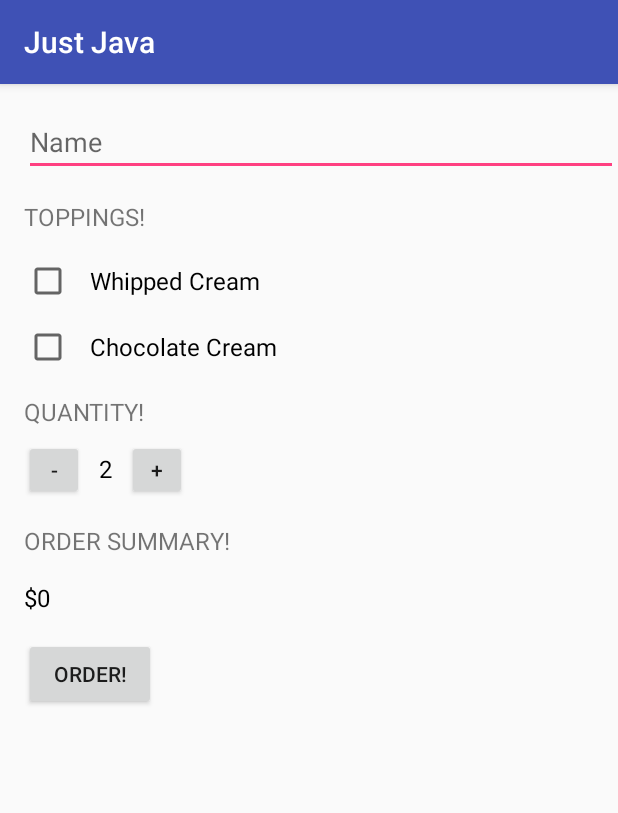
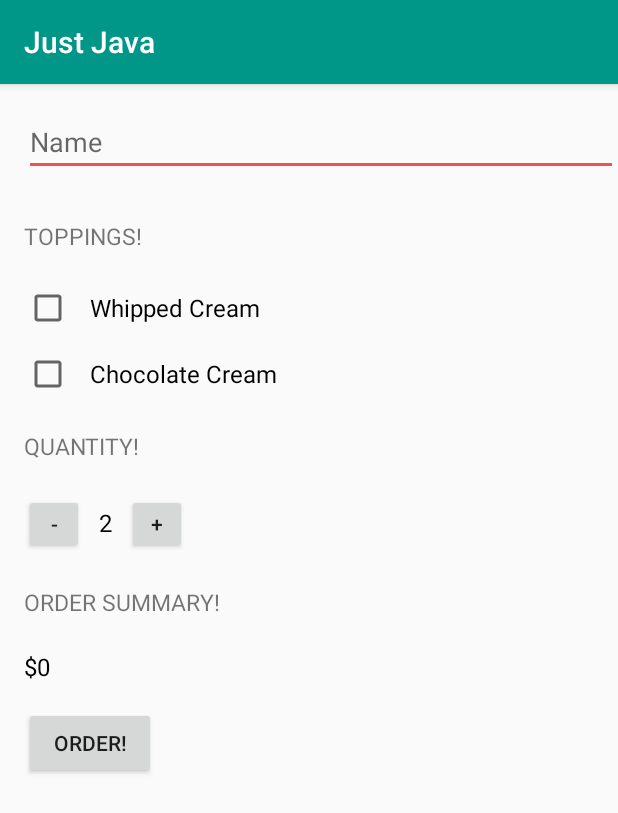
Before and after one commit to Prabhjyotgambhir/JustJava, an Android app: the screen it shows after launch (MainActivity), on a phone screen of 412 x 824 dp. Shown: the top 813 px of the screen. Run offline under Robolectric (Android 15) with nearby library versions, the phone set to English and light mode, and no system bars.

Commit message:
Finalized the app

```diff
--- a/app/src/main/res/layout/activity_main.xml
+++ b/app/src/main/res/layout/activity_main.xml
@@ -20,18 +20,15 @@
         android:id="@+id/nameorder"
         android:inputType="textCapWords"/>
     <TextView
-        android:layout_width="wrap_content"
-        android:layout_height="wrap_content"
         android:text="@string/toppings"
-        android:textAllCaps="true"
-        android:textSize="16sp"
+        style="@style/HeaderTextStyle"
         android:layout_marginLeft="16dp"
         android:layout_marginTop="16dp"/>
     <CheckBox
         android:layout_width="wrap_content"
         android:layout_height="wrap_content"
         android:text="@string/wcream"
-        android:layout_marginTop="16dp"
+        android:layout_marginTop="8dp"
         android:layout_marginLeft="16dp"
         android:textSize="16sp"
         android:paddingLeft="12dp"
@@ -47,16 +44,15 @@
         android:paddingLeft="12dp"
         android:id="@+id/choclatecream"
         />
+
     <TextView
-        android:layout_width="wrap_content"
-        android:layout_height="wrap_content"
+        style="@style/HeaderTextStyle"
         android:text="@string/quantity"
-        android:textAllCaps="true"
-        android:textSize="16sp"
         android:id="@+id/quantity"
         android:layout_marginLeft="16dp"
         android:layout_marginTop
-            ="16dp"/>
+            ="8dp"/>
+
     <LinearLayout
         android:layout_height="wrap_content"
         android:layout_width="wrap_content"
@@ -88,20 +84,18 @@
 
     </LinearLayout>
     <TextView
-        android:layout_width="wrap_content"
-        android:layout_height="wrap_content"
         android:text="@string/summary"
-        android:textSize="16sp"
+        style="@style/HeaderTextStyle"
         android:layout_marginLeft="16dp"
         android:layout_marginTop
-            ="16dp"
-        android:textAllCaps="true"/>
+            ="8dp"
+        />
     <TextView
         android:id="@+id/order_summary"
         android:layout_width="wrap_content"
         android:layout_height="wrap_content"
         android:text="$0"
-        android:layout_marginTop="16dp"
+        android:layout_marginTop="8dp"
         android:textSize="16sp"
         android:textColor="#000"
         android:layout_marginLeft="16dp"/>
--- a/app/src/main/res/values/styles.xml
+++ b/app/src/main/res/values/styles.xml
@@ -3,9 +3,18 @@
     <!-- Base application theme. -->
     <style name="AppTheme" parent="Theme.AppCompat.Light.DarkActionBar">
         <!-- Customize your theme here. -->
-        <item name="colorPrimary">@color/colorPrimary</item>
-        <item name="colorPrimaryDark">@color/colorPrimaryDark</item>
-        <item name="colorAccent">@color/colorAccent</item>
+        <item name="colorPrimary">#009688</item>
+        <item name="colorPrimaryDark">#00796B</item>
+        <item name="colorAccent">#EF5350</item>
+        <item name="android:navigationBarColor">#004D40</item>
+
+    </style>
+    <style name="HeaderTextStyle">
+        <item name="android:layout_width">wrap_content</item>
+        <item name="android:layout_height">48dp</item>
+        <item name="android:gravity">center_vertical</item>
+        <item name="android:textAllCaps">true</item>
+        <item name="android:textSize">15sp</item>
     </style>
 
 </resources>
```
